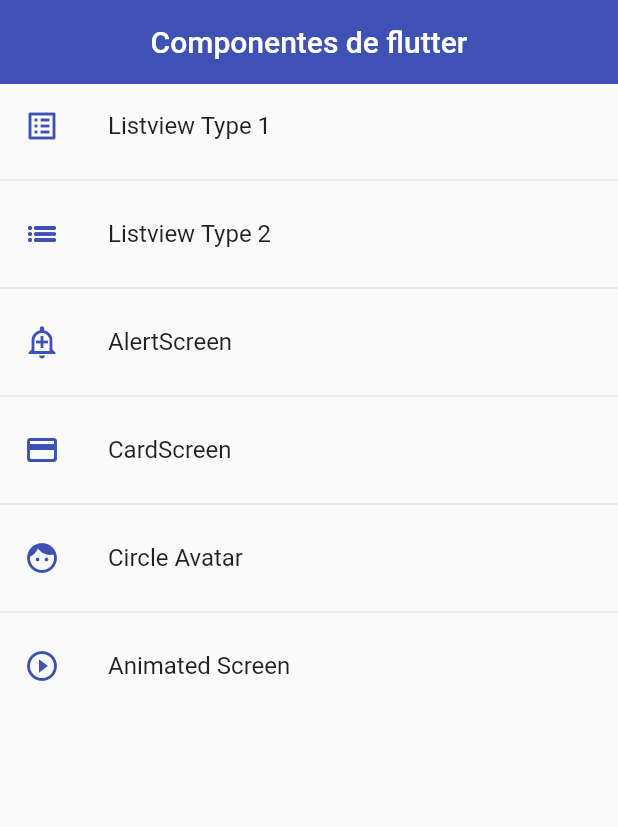
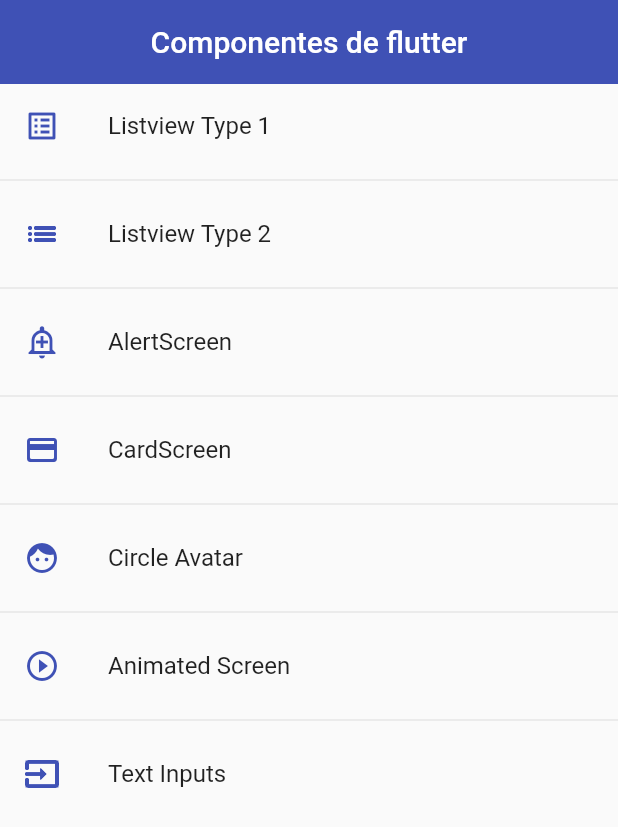
Before and after one commit to SrDaviid/First-project-flutter, a Flutter app: the screen it shows after launch, on a phone screen of 412 x 824 dp. Shown: the top 827 px of the screen. Run offline on Flutter 3.47's test engine with Material 2 defaults, Android fonts, the phone set to English and light mode, and no system bars; statements that could not run were skipped.

Commit message:
Add route of InputsScreen

```diff
--- a/lib/router/app_routes.dart
+++ b/lib/router/app_routes.dart
@@ -43,6 +43,11 @@ class AppRoutes {
         name: 'Animated Screen',
         screen: const AnimatedScreen(),
         icon: Icons.play_circle_outline),
+    MenuOption(
+        route: "inputs",
+        name: 'Text Inputs',
+        screen: const InputsScreen(),
+        icon: Icons.input_sharp),
   ];
 
   static Map<String, Widget Function(BuildContext)> getAppRoutes() {
```
